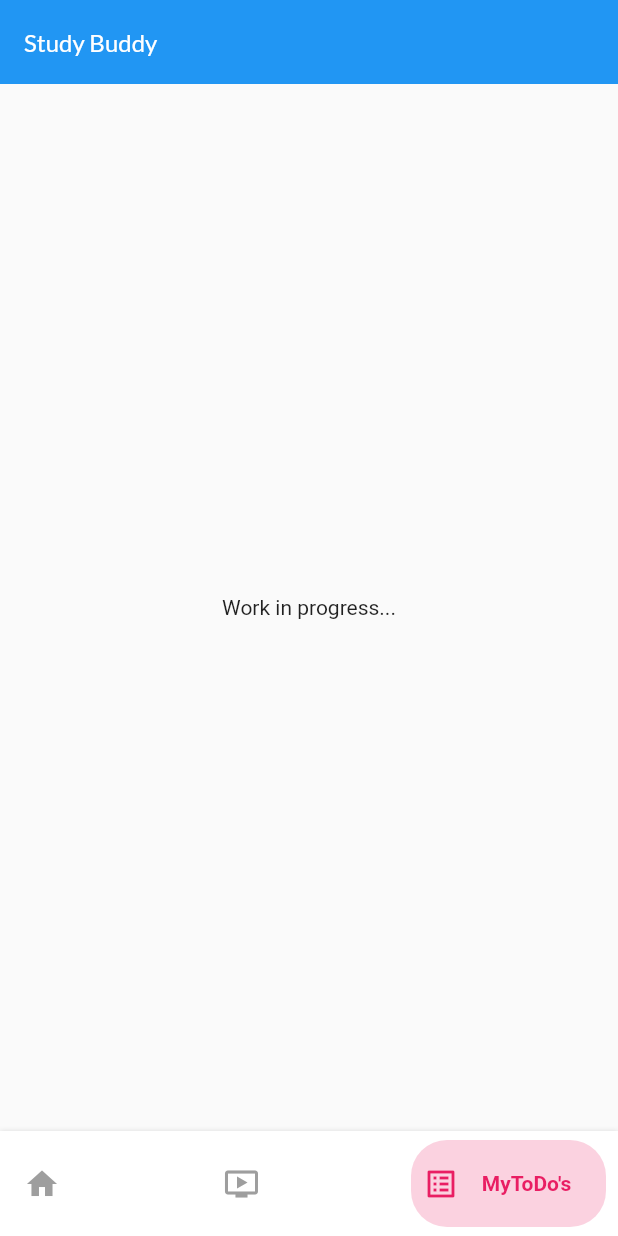
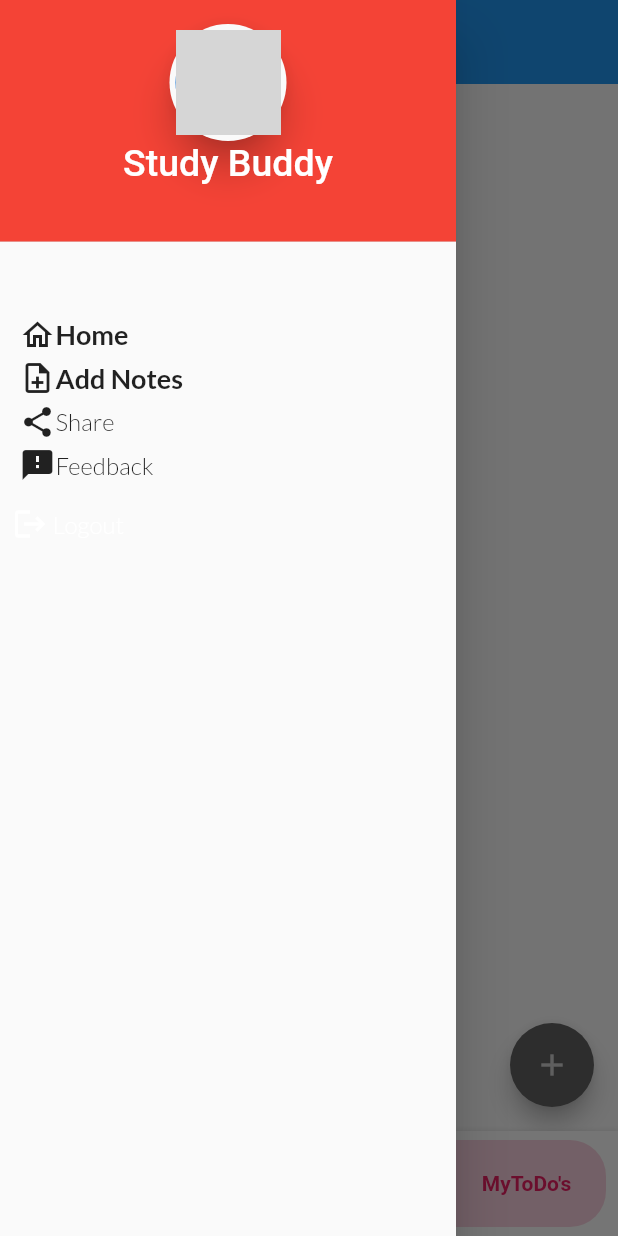
Before and after one commit to VaibhavPachpute21/Study-Buddy, a Flutter app: the LandingPage screen opened directly, item 3 of the bottom bar chosen, with the side drawer open (before the commit the screen has no drawer), on a phone screen of 412 x 824 dp. Run offline on Flutter 3.47's test engine with Material 2 defaults, Android fonts, the phone set to English and light mode, and no system bars; drawn by our look-alikes of getwidget; our stand-ins replace cloud_firestore, dio, firebase_auth, firebase_core, google_fonts, google_sign_in and 1 more; missing offline and left inert: syncfusion_flutter_pdfviewer; accounts and stored records are empty; network calls fail; grey boxes are pictures that could not be loaded.

Commit message:
login with firebase added

```diff
--- a/lib/CommonWidgets.dart
+++ b/lib/CommonWidgets.dart
@@ -1,5 +1,8 @@
+import 'dart:async';
+
 import 'package:flutter/material.dart';
 import 'package:study_buddy/AppTheme.dart';
+import 'package:study_buddy/Screens/LandingPage.dart';
 
 
 //StudyBuddy's AppBar
--- /dev/null
+++ b/lib/Screens/Drawer.dart
@@ -0,0 +1,186 @@
+// ignore_for_file: prefer_const_constructors
+
+import 'package:firebase_auth/firebase_auth.dart';
+import 'package:flutter/material.dart';
+import 'package:getwidget/getwidget.dart';
+import 'package:study_buddy/Screens/Home/HomePage.dart';
+import 'package:study_buddy/Screens/YTVideo/YTVideoPage.dart';
+import 'package:study_buddy/auth/login.dart';
+
+
+class MyDrawer extends StatefulWidget {
+  @override
+  State<MyDrawer> createState() => _MyDrawerState();
+}
+
+class _MyDrawerState extends State<MyDrawer> {
+
+  TextStyle h2TextStyle =
+      TextStyle(fontSize: 16, fontFamily: "lato", fontWeight: FontWeight.w300);
+
+  TextStyle h1TextStyle =
+      TextStyle(fontSize: 18, fontFamily: "lato", fontWeight: FontWeight.w600);
+   FirebaseAuth auth = FirebaseAuth.instance;
+  String url='';
+
+final defaultSizedBox=SizedBox(height: 5,);
+
+
+@override
+  void initState() {
+
+    super.initState();
+  }
+
+  @override
+  Widget build(BuildContext ctxt) {
+    return Drawer(
+      child: ListView(
+        children: <Widget>[
+          DrawerHeader(
+              decoration: const BoxDecoration(
+                color: Colors.red,    ),
+              child: Column(
+                children:  <Widget>[
+
+                  Material(
+                    borderRadius: BorderRadius.all(Radius.circular(50.0)),
+                    elevation: 10,
+                    child: Padding(
+                      padding: EdgeInsets.all(4.0),
+                      child:CircleAvatar(backgroundImage:NetworkImage("${auth.currentUser!.photoURL}"),radius: 35, ),
+                    ),
+                  ),
+                  Text(
+                    'Study Buddy',
+                    style: TextStyle(color: Colors.white, fontSize: 25.0),
+                  )
+                ],
+              )),
+          Column(
+            mainAxisAlignment: MainAxisAlignment.spaceBetween,
+            crossAxisAlignment: CrossAxisAlignment.start,
+            children: [
+              Container(
+                margin: EdgeInsets.only(left: 5,top: 5),
+                child: Column(
+                  crossAxisAlignment: CrossAxisAlignment.start,
+                  children: [
+                    Text("${auth.currentUser!.displayName}" , style: h1TextStyle),
+                  ],
+                ),
+              ),
+              Container(
+                margin: EdgeInsets.only(top: 10, left: 5),
+                child: Column(
+                  crossAxisAlignment: CrossAxisAlignment.start,
+                  children: [
+                    Padding(
+                      padding: const EdgeInsets.only(left: 8.0),
+                      child: Column(
+                        children: [
+                          defaultSizedBox,
+                          InkWell(
+                            onTap: (){
+                            },
+                            child: Row(
+                              children: [
+                                Icon(Icons.home_outlined),
+                                Text(
+                                  "Home",
+                                  style: h1TextStyle,
+                                )
+                              ],
+                            ),
+                          ),
+                          defaultSizedBox,
+                          InkWell(
+                            onTap: (){},
+                            child: Row(
+                              children: [
+                                Icon(Icons.note_add_outlined),
+                                Text(
+                                  "Add Notes",
+                                  style: h1TextStyle,
+                                )
+                              ],
+                            ),
+                          ),
+                          defaultSizedBox,
+                          InkWell(
+                            onTap: (){},
+                            child: Row(
+                              children: [
+                                Icon(Icons.share),
+                                Text(
+                                  "Share",
+                                  style: h2TextStyle,
+                                )
+                              ],
+                            ),
+                          ),
+                          defaultSizedBox,
+                          InkWell(
+                            onTap: (){},
+
+                            child: Row(
+                              children: [
+                                Icon(Icons.feedback),
+                                Text(
+                                  "Feedback",
+                                  style: h2TextStyle,
+                                )
+                              ],
+                            ),
+                          ),
+                        ],
+                      ),
+                    ),
+                  ],
+                ),
+              ),
+
+              FirebaseAuth.instance.currentUser==null?Container(
+                margin: EdgeInsets.only(top: 10),
+                child: GFButton(
+                  color: Colors.transparent,
+                  child:Row(children: [
+                    Icon(Icons.login),
+                    SizedBox(width: 3,),
+                    Text("Login",style: h2TextStyle,)
+                  ],) ,
+                    onPressed: () {
+                      Navigator.push(context,MaterialPageRoute(builder: (context)=>LoginPage()));
+                      setState(() {});
+                    },
+                    ),
+              ):
+              Container(
+                margin: EdgeInsets.only(top: 10),
+                child: GFButton(
+                  color: Colors.transparent,
+                  child:Row(children: [
+                    Icon(Icons.logout),
+                    SizedBox(width: 3,),
+                    Text("Logout",style: h2TextStyle,)
+                  ],) ,
+                    onPressed: () {
+                      logout(context);
+                      setState(() {});
+                    },
+                    ),
+              ),
+            ],
+          ),
+        ],
+      ),
+    );
+  }
+
+    // the logout function
+  Future<void> logout(BuildContext context) async {
+    await FirebaseAuth.instance.signOut();
+    Navigator.pushReplacement(context, MaterialPageRoute(builder: (context)=>LoginPage()));
+  }
+
+}
--- a/lib/Screens/LandingPage.dart
+++ b/lib/Screens/LandingPage.dart
@@ -1,12 +1,15 @@
 import 'package:flutter/material.dart';
 import 'package:study_buddy/AppTheme.dart';
 import 'package:study_buddy/CommonWidgets.dart';
+import 'package:study_buddy/Screens/Drawer.dart';
 import 'package:study_buddy/Screens/Home/HomePage.dart';
 import 'package:study_buddy/Screens/ToDo/ToDoListPage.dart';
 import 'package:study_buddy/Screens/YTVideo/YTVideoPage.dart';
+import 'package:study_buddy/auth/google_auth.dart';
 
 class LandingPage extends StatefulWidget {
-  const LandingPage({Key? key}) : super(key: key);
+  final  userData;
+  const LandingPage({Key? key, this.userData}) : super(key: key);
 
   @override
   _HomeScreenState createState() => _HomeScreenState();
@@ -26,6 +29,7 @@ class _HomeScreenState extends State<LandingPage> {
   @override
   void initState() {
     super.initState();
+    print(widget.userData);
   }
 
   void _onItemTapped(int index) {
@@ -41,6 +45,7 @@ class _HomeScreenState extends State<LandingPage> {
         elevation: 0,
         title:Text( "Study Buddy",style: AppTheme.appbarHeading,) ,
       ),
+      drawer: MyDrawer(),
       body: Center(
 
         child: _widgetOption.elementAt(_currentIndex),
--- a/lib/Screens/ToDo/ToDoListPage.dart
+++ b/lib/Screens/ToDo/ToDoListPage.dart
@@ -1,5 +1,6 @@
 import 'package:flutter/material.dart';
 import 'package:study_buddy/CommonWidgets.dart';
+import 'package:study_buddy/Screens/ToDo/addnote.dart';
 
 class ToDoListPage extends StatefulWidget {
   const ToDoListPage({Key? key}) : super(key: key);
@@ -14,7 +15,25 @@ class _ToDoListPageState extends State<ToDoListPage> {
   @override
   Widget build(BuildContext context) {
     return Scaffold(
-
+            floatingActionButton: FloatingActionButton(
+        onPressed: () {
+          Navigator.of(context)
+              .push(
+            MaterialPageRoute(
+              builder: (context) => AddNote(),
+            ),
+          )
+              .then((value) {
+            print("Calling Set  State !");
+            setState(() {});
+          });
+        },
+        child: Icon(
+          Icons.add,
+          color: Colors.white70,
+        ),
+        backgroundColor: Colors.grey[700],
+      ),
       body: Center(
         child:Text("Work in progress...")
       ),
--- a/lib/APIs/google_auth.dart
+++ b/lib/auth/google_auth.dart
@@ -2,7 +2,9 @@ import 'package:cloud_firestore/cloud_firestore.dart';
 import 'package:firebase_auth/firebase_auth.dart';
 import 'package:flutter/material.dart';
 import 'package:google_sign_in/google_sign_in.dart';
+import 'package:study_buddy/CommonWidgets.dart';
 import 'package:study_buddy/Screens/LandingPage.dart';
+import 'package:study_buddy/SplashScreen.dart';
 
 GoogleSignIn googleSignIn = GoogleSignIn();
 final FirebaseAuth auth = FirebaseAuth.instance;
@@ -39,7 +41,7 @@ void signInWithGoogle(BuildContext context) async {
 
           Navigator.of(context).pushReplacement(
             MaterialPageRoute(
-              builder: (context) => LandingPage(),
+              builder: (context) => SplashScrren(),
             ),
           );
         } else {
@@ -49,7 +51,7 @@ void signInWithGoogle(BuildContext context) async {
 
           Navigator.of(context).pushReplacement(
             MaterialPageRoute(
-              builder: (context) => LandingPage(),
+              builder: (context) => SplashScrren(),
             ),
           );
         }
--- a/pubspec.yaml
+++ b/pubspec.yaml
@@ -35,20 +35,18 @@ dependencies:
   # Use with the CupertinoIcons class for iOS style icons.
   cupertino_icons: ^1.0.2
   getwidget: ^2.0.4
-  dio: ^4.0.4
+  dio: ^4.0.6
   path_provider: ^2.0.9
   permission_handler: ^9.0.1
   syncfusion_flutter_pdfviewer: ^19.4.52-beta
   http: ^0.13.4
   url_launcher: ^6.0.20
   google_fonts: ^2.3.1
-  firebase: ^9.0.0
   firebase_core: ^1.0.1
   firebase_auth: ^1.0.1
   google_sign_in: ^5.0.0
   intl: ^0.17.0
   cloud_firestore: ^3.1.13
-  cloud_firestore_web: ^2.6.13
 
 
 
```
Also changed, not shown: lib/Screens/ToDo/addnote.dart (added, +89 -0 lines), lib/SplashScreen.dart (added, +36 -0 lines), lib/auth/login.dart (added, +82 -0 lines), lib/main.dart (+6 -28 lines), assets/images/google.png (added), lib/Screens/ToDo/viewnote.dart (added), pubspec.lock, 3 other files.
